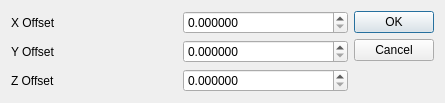
Before: the Qt Designer form pluginshared/ct_coordinates/view/ct_gdefaultcoordinatesystem.ui in computree/computree-v3, drawn with Qt 5.
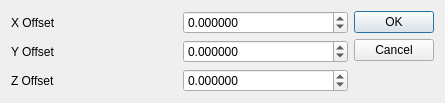
After: the same form once the commit is applied.

```diff
--- a/pluginshared/ct_coordinates/view/ct_gdefaultcoordinatesystem.ui
+++ b/pluginshared/ct_coordinates/view/ct_gdefaultcoordinatesystem.ui
@@ -44,6 +44,9 @@
          <property name="decimals">
           <number>6</number>
          </property>
+         <property name="minimum">
+          <double>-999999999.000000000000000</double>
+         </property>
          <property name="maximum">
           <double>999999999.000000000000000</double>
          </property>
@@ -54,6 +57,9 @@
          <property name="decimals">
           <number>6</number>
          </property>
+         <property name="minimum">
+          <double>-999999999.000000000000000</double>
+         </property>
          <property name="maximum">
           <double>999999999.000000000000000</double>
          </property>
@@ -64,6 +70,9 @@
          <property name="decimals">
           <number>6</number>
          </property>
+         <property name="minimum">
+          <double>-999999999.000000000000000</double>
+         </property>
          <property name="maximum">
           <double>999999999.000000000000000</double>
          </property>
```
